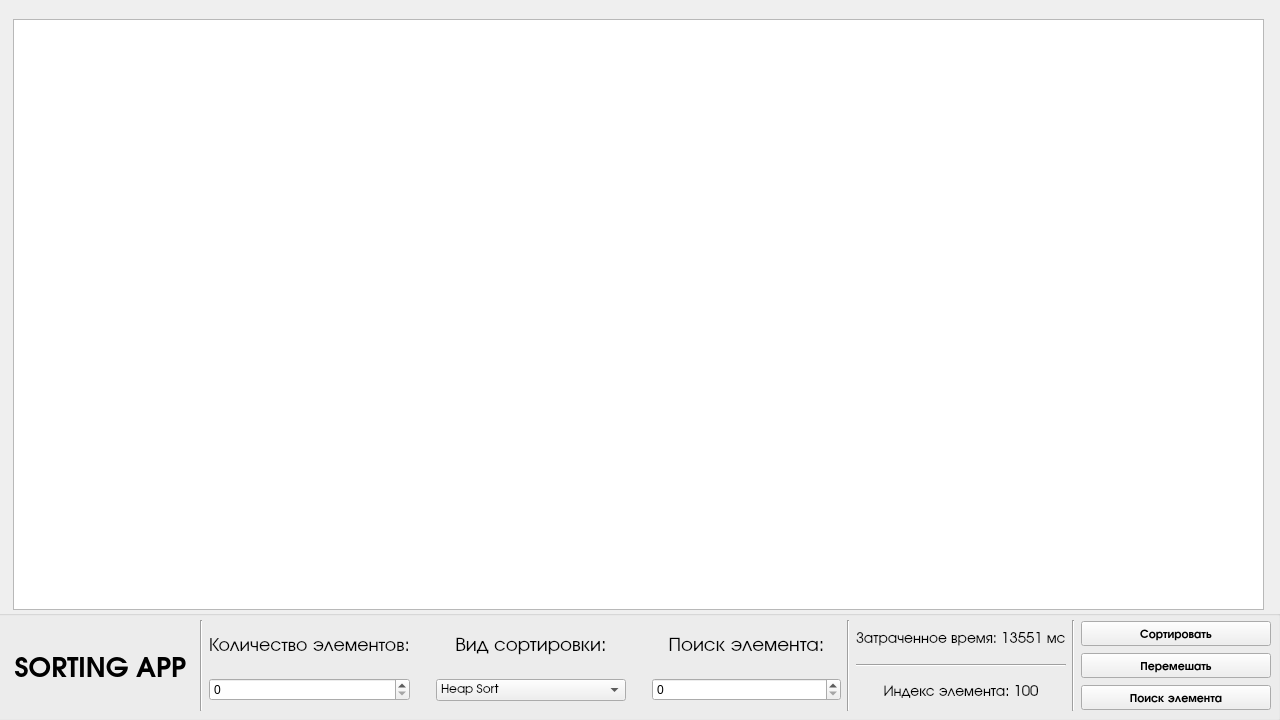
First picture: the form in LabWork_4/Task_1/mainwindow.ui, repository Max2772/FoA-P-2-Semester-, before the edit.
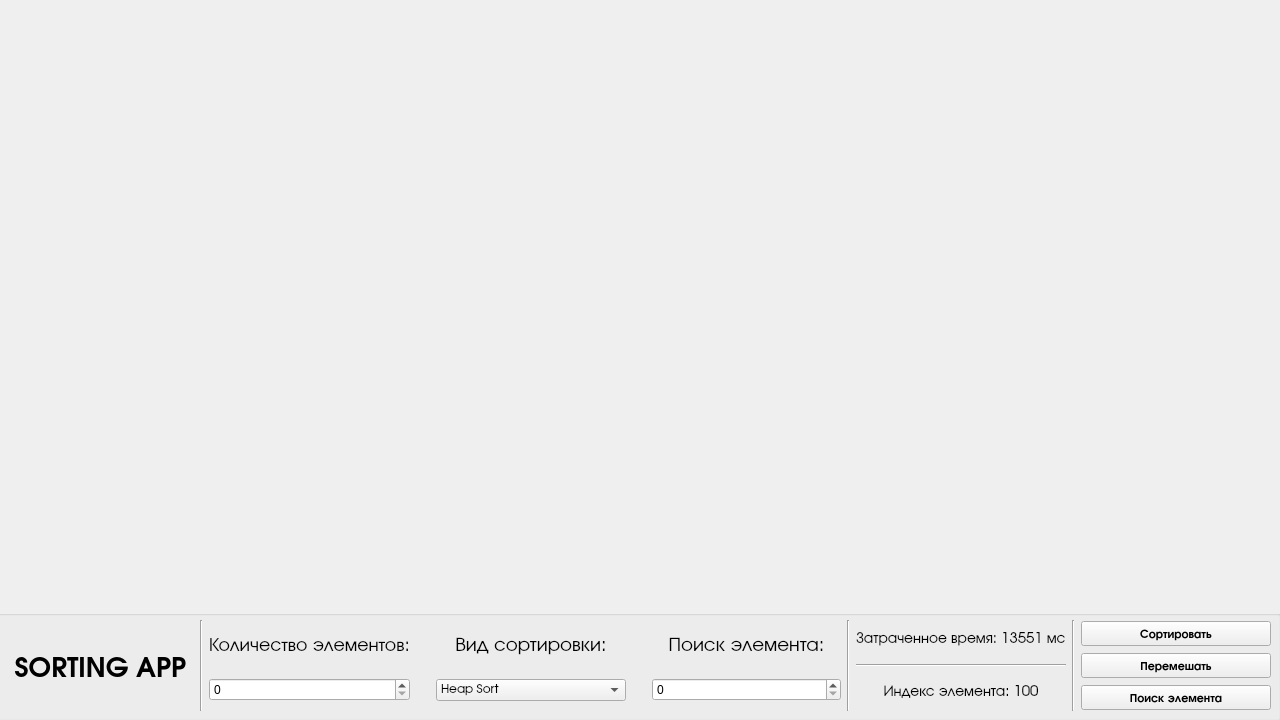
Second picture: the form after the edit. Icons and pictures are not drawn.

```diff
--- a/LabWork_4/Task_1/mainwindow.ui
+++ b/LabWork_4/Task_1/mainwindow.ui
@@ -378,19 +378,6 @@
      </layout>
     </widget>
    </widget>
-   <widget class="QPlainTextEdit" name="plainTextEdit">
-    <property name="geometry">
-     <rect>
-      <x>13</x>
-      <y>19</y>
-      <width>1251</width>
-      <height>591</height>
-     </rect>
-    </property>
-    <property name="lineWrapMode">
-     <enum>QPlainTextEdit::NoWrap</enum>
-    </property>
-   </widget>
   </widget>
  </widget>
  <resources/>
```
Left out of the diff: 3 changed lines with no effect on the pictures.
